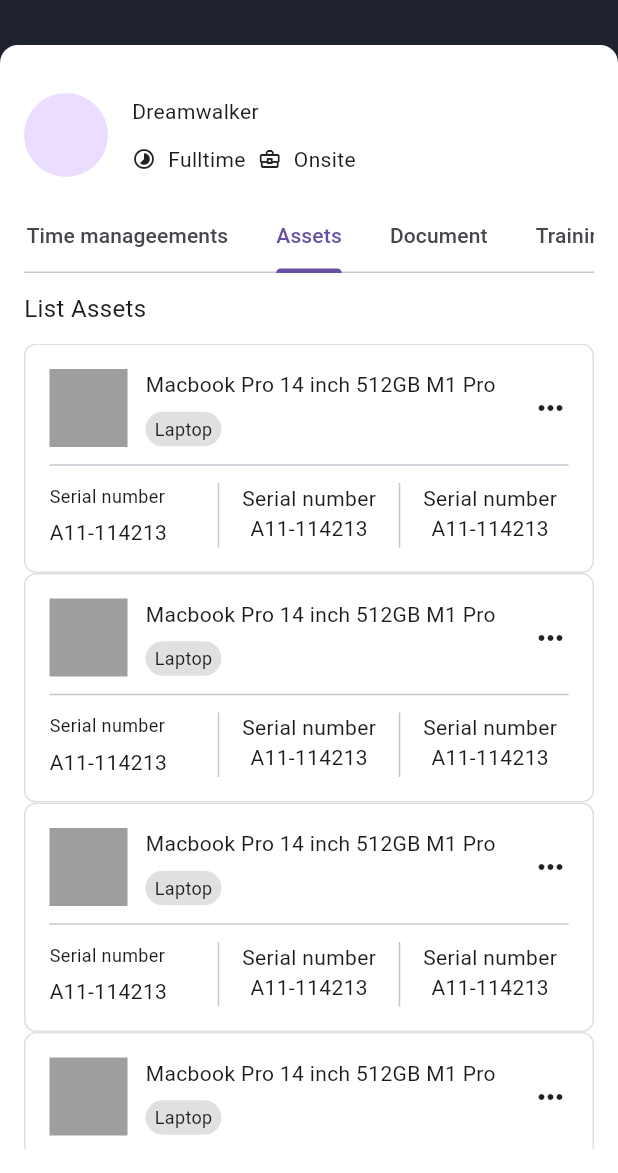
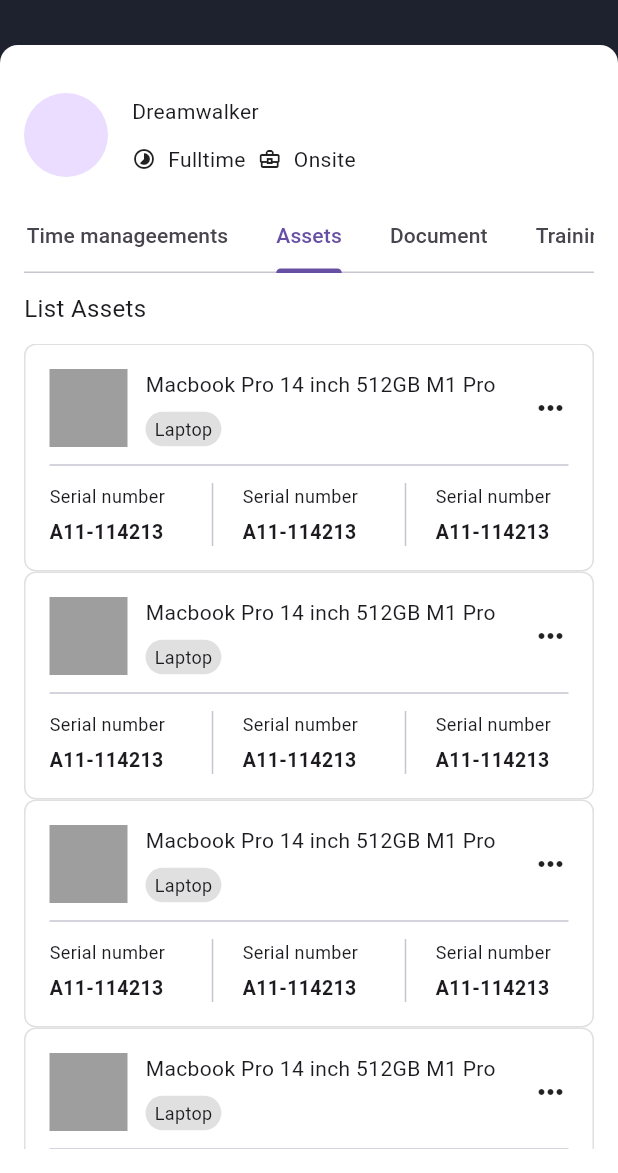
Before and after one commit to JAICHANGPARK/flutter_notebook_chapter_43, a Flutter app: the EmployeeDetailPage screen opened directly, tab 3 chosen, on a phone screen of 412 x 824 dp, the part 63-1236 px from its top. Run offline on Flutter 3.47's test engine with Material 3 defaults, Android fonts, the phone set to English and light mode, and no system bars; our stand-ins replace gap, hugeicons, percent_indicator.

Commit message:
Update employee_assets_widget.dart

```diff
--- a/lib/ep2178_employee_app/ui/employee_assets_widget.dart
+++ b/lib/ep2178_employee_app/ui/employee_assets_widget.dart
@@ -48,7 +48,6 @@ class _EmployeeAssetsWidgetState extends State<EmployeeAssetsWidget> {
                       Expanded(
                         child: Column(
                           spacing: 8,
-
                           crossAxisAlignment: CrossAxisAlignment.start,
                           children: [
                             Text("Macbook Pro 14 inch 512GB M1 Pro"),
@@ -57,11 +56,12 @@ class _EmployeeAssetsWidgetState extends State<EmployeeAssetsWidget> {
                                 shape: StadiumBorder(),
                                 color: Colors.grey[300],
                               ),
-                              padding: EdgeInsets.symmetric(horizontal: 6,vertical: 3),
+                              padding: EdgeInsets.symmetric(horizontal: 6, vertical: 3),
                               child: Text(
-                                "Laptop",style: TextStyle(
-                                fontSize: 12,
-                              ),
+                                "Laptop",
+                                style: TextStyle(
+                                  fontSize: 12,
+                                ),
                               ),
                             )
                           ],
@@ -77,37 +77,73 @@ class _EmployeeAssetsWidgetState extends State<EmployeeAssetsWidget> {
                   ),
                   IntrinsicHeight(
                     child: Row(
+                      spacing: 12,
                       children: [
                         Expanded(
                           child: Column(
                             crossAxisAlignment: CrossAxisAlignment.start,
                             spacing: 6,
                             children: [
-                              Text("Serial number",style: TextStyle(
-                                fontSize: 12,
-                              ),),
-                              Text("A11-114213"),
+                              Text(
+                                "Serial number",
+                                style: TextStyle(
+                                  fontSize: 12,
+                                ),
+                              ),
+                              Text(
+                                "A11-114213",
+                                style: TextStyle(
+                                  fontSize: 13,
+                                  fontWeight: FontWeight.bold,
+                                ),
+                              ),
                             ],
                           ),
                         ),
                         VerticalDivider(),
                         Expanded(
                           child: Column(
+                            crossAxisAlignment: CrossAxisAlignment.start,
+                            spacing: 6,
                             children: [
-                              Text("Serial number"),
-                              Text("A11-114213"),
+                              Text(
+                                "Serial number",
+                                style: TextStyle(
+                                  fontSize: 12,
+                                ),
+                              ),
+                              Text(
+                                "A11-114213",
+                                style: TextStyle(
+                                  fontSize: 13,
+                                  fontWeight: FontWeight.bold,
+                                ),
+                              ),
                             ],
                           ),
                         ),
                         VerticalDivider(),
                         Expanded(
                           child: Column(
+                            crossAxisAlignment: CrossAxisAlignment.start,
+                            spacing: 6,
                             children: [
-                              Text("Serial number"),
-                              Text("A11-114213"),
+                              Text(
+                                "Serial number",
+                                style: TextStyle(
+                                  fontSize: 12,
+                                ),
+                              ),
+                              Text(
+                                "A11-114213",
+                                style: TextStyle(
+                                  fontSize: 13,
+                                  fontWeight: FontWeight.bold,
+                                ),
+                              ),
                             ],
                           ),
-                        )
+                        ),
                       ],
                     ),
                   )
```
